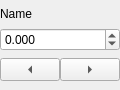
Above: share/imblSlits/driver.ui from AustralianSynchrotron/imblSlits before the change. Below: the same form after it.
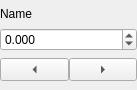
That is the form after the change. Custom widgets are drawn as their Qt base class.

```diff
--- a/share/imblSlits/driver.ui
+++ b/share/imblSlits/driver.ui
@@ -6,7 +6,7 @@
    <rect>
     <x>0</x>
     <y>0</y>
-    <width>120</width>
+    <width>137</width>
     <height>90</height>
    </rect>
   </property>
@@ -57,10 +57,10 @@
       <number>3</number>
      </property>
      <property name="minimum">
-      <double>-10000.000000000000000</double>
+      <double>-1000.000000000000000</double>
      </property>
      <property name="maximum">
-      <double>10000.000000000000000</double>
+      <double>1000.000000000000000</double>
      </property>
     </widget>
    </item>
```
